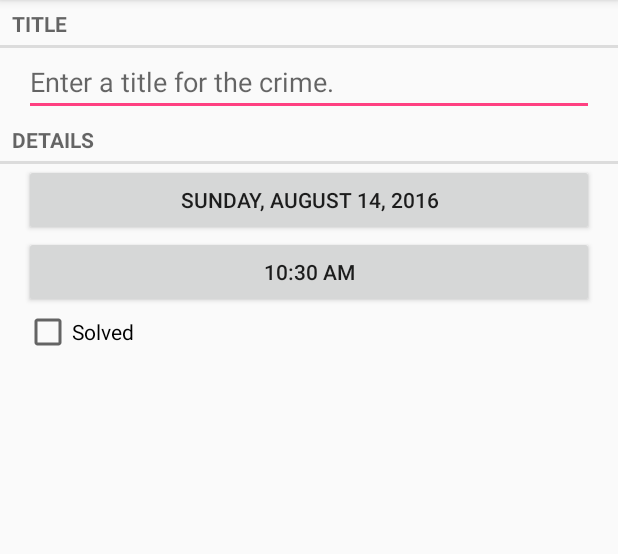
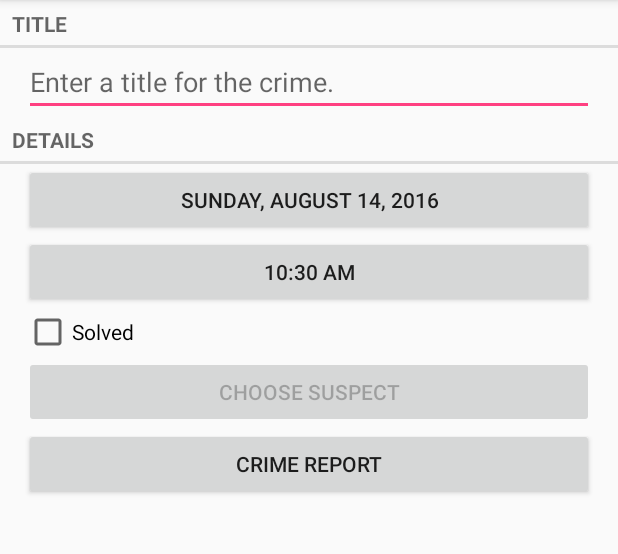
Before and after one commit to msternberg/CriminalIntent, an Android app: the screen it shows after launch (CrimePagerActivity), after a tap on "ADD A CRIME", on a phone screen of 412 x 824 dp, the part 84-638 px from its top. Run offline under Robolectric (Android 15) with nearby library versions, the phone set to English and light mode, and no system bars.

Commit message:
Include Implicit Intents to create suspects, chapter 15; Completed first challenge utitlize ShareCompat.IntentBuilder

```diff
--- a/app/src/main/java/com/example/mattsternberg/criminalintent/Crime.java
+++ b/app/src/main/java/com/example/mattsternberg/criminalintent/Crime.java
@@ -14,6 +14,7 @@ public class Crime {
     private String mTitle;
     private Date mDate;
     private boolean mSolved;
+    private String mSuspect;
 
     public Crime() {
         this(UUID.randomUUID());
@@ -53,6 +54,14 @@ public class Crime {
         mSolved = solved;
     }
 
+    public String getSuspect() {
+        return mSuspect;
+    }
+
+    public void setSuspect(String suspect) {
+        mSuspect = suspect;
+    }
+
     public String friendlyDateFormat() {
         DateFormat dateFormatter = DateFormat.getDateInstance(DateFormat.FULL, Locale.US);
         return dateFormatter.format(mDate);
--- a/app/src/main/java/com/example/mattsternberg/criminalintent/CrimeFragment.java
+++ b/app/src/main/java/com/example/mattsternberg/criminalintent/CrimeFragment.java
@@ -2,9 +2,14 @@ package com.example.mattsternberg.criminalintent;
 
 import android.app.Activity;
 import android.content.Intent;
+import android.content.pm.PackageManager;
+import android.database.Cursor;
+import android.net.Uri;
 import android.os.Bundle;
+import android.provider.ContactsContract;
 import android.support.v4.app.Fragment;
 import android.support.v4.app.FragmentManager;
+import android.support.v4.app.ShareCompat;
 import android.text.Editable;
 import android.text.TextWatcher;
 import android.view.LayoutInflater;
@@ -36,12 +41,15 @@ public class CrimeFragment extends Fragment {
 
     private static final int REQUEST_DATE = 0;
     private static final int REQUEST_TIME = 1;
+    private static final int REQUEST_CONTACT = 2;
 
     private Crime mCrime;
     private EditText mTitleField;
     private Button mDateButton;
     private Button mTimeButton;
     private CheckBox mSolvedCheckBox;
+    private Button mReportButton;
+    private Button mSuspectButton;
 
     public static CrimeFragment newInstance(UUID crimeId) {
         Bundle args = new Bundle();
@@ -138,6 +146,38 @@ public class CrimeFragment extends Fragment {
             }
         });
 
+        mReportButton = (Button) v.findViewById(R.id.crime_report);
+        mReportButton.setOnClickListener(new View.OnClickListener() {
+            @Override
+            public void onClick(View v) {
+                ShareCompat.IntentBuilder i = ShareCompat.IntentBuilder
+                        .from(getActivity());
+                i.setText(getCrimeReport());
+                i.setSubject(getString(R.string.crime_report_subject));
+                startActivity(i.getIntent());
+            }
+        });
+
+        final Intent pickContact = new Intent(Intent.ACTION_PICK,
+                ContactsContract.Contacts.CONTENT_URI);
+        mSuspectButton = (Button) v.findViewById(R.id.crime_suspect);
+        mSuspectButton.setOnClickListener(new View.OnClickListener() {
+            @Override
+            public void onClick(View v) {
+                startActivityForResult(pickContact, REQUEST_CONTACT);
+            }
+        });
+
+        if (mCrime.getSuspect() != null) {
+            mSuspectButton.setText(mCrime.getSuspect());
+        }
+
+        PackageManager packageManager = getActivity().getPackageManager();
+        if (packageManager.resolveActivity(pickContact,
+                PackageManager.MATCH_DEFAULT_ONLY) == null) {
+            mSuspectButton.setEnabled(false);
+        }
+
         return v;
     }
 
@@ -152,13 +192,37 @@ public class CrimeFragment extends Fragment {
             Date date = (Date) data.getSerializableExtra(DatePickerFragment.EXTRA_DATE);
             mCrime.setDate(date);
             updateDateTime();
-        }
-
-        if (requestCode == REQUEST_TIME) {
+        } else if (requestCode == REQUEST_TIME) {
             Date date = (Date) data.getSerializableExtra(TimePickerFragment.EXTRA_TIME);
             mCrime.getDate().setHours(date.getHours());
             mCrime.getDate().setMinutes(date.getMinutes());
             updateDateTime();
+        } else if (requestCode == REQUEST_CONTACT && data != null) {
+            Uri contactUri = data.getData();
+            // Specify which fields you want your query to return
+            // values for
+            String[] queryFields = new String[] {
+                    ContactsContract.Contacts.DISPLAY_NAME
+            };
+            // Perform your query -- the contactUri is like a "where"
+            // clause here
+            Cursor c = getActivity().getContentResolver()
+                    .query(contactUri, queryFields, null, null, null);
+            try {
+                // Double-check that you actually got the results
+                if (c.getCount() == 0) {
+                    return;
+                }
+
+                // Pull out the first column of the first row of data -
+                // that is your suspect's name
+                c.moveToFirst();
+                String suspect = c.getString(0);
+                mCrime.setSuspect(suspect);
+                mSuspectButton.setText(suspect);
+            } finally {
+                c.close();
+            }
         }
     }
 
@@ -167,5 +231,30 @@ public class CrimeFragment extends Fragment {
         mTimeButton.setText(mCrime.friendlyTimeFormat());
     }
 
+    private String getCrimeReport() {
+        String solvedString = null;
+        if (mCrime.isSolved()) {
+            solvedString = getString(R.string.crime_report_solved);
+        } else {
+            solvedString = getString(R.string.crime_report_unsolved);
+        }
+
+        String dateFormat = "EEE, MMM dd";
+        String dateString = DateFormat.getDateInstance().format(mCrime.getDate()).toString();
+
+        String suspect = mCrime.getSuspect();
+        if (suspect == null) {
+            suspect = getString(R.string.crime_report_no_suspect);
+        } else {
+            suspect = getString(R.string.crime_report_suspect, suspect);
+        }
+
+        String report = getString(R.string.crime_report, mCrime.getTitle(),
+                dateString, solvedString, suspect);
+
+        return report;
+
+    }
+
 
 }
--- a/app/src/main/java/com/example/mattsternberg/criminalintent/CrimeLab.java
+++ b/app/src/main/java/com/example/mattsternberg/criminalintent/CrimeLab.java
@@ -100,6 +100,7 @@ public class CrimeLab {
         values.put(CrimeTable.Cols.TITLE, crime.getTitle());
         values.put(CrimeTable.Cols.DATE, crime.getDate().getTime());
         values.put(CrimeTable.Cols.SOLVED, crime.isSolved() ? 1 : 0);
+        values.put(CrimeTable.Cols.SUSPECT, crime.getSuspect());
 
         return values;
     }
--- a/app/src/main/java/com/example/mattsternberg/criminalintent/database/CrimeBaseHelper.java
+++ b/app/src/main/java/com/example/mattsternberg/criminalintent/database/CrimeBaseHelper.java
@@ -21,11 +21,12 @@ public class CrimeBaseHelper extends SQLiteOpenHelper {
     @Override
     public void onCreate(SQLiteDatabase db) {
         db.execSQL("create table " +  CrimeTable.NAME + "(" +
-            " _id integer primary key autoincrement, " +
-            CrimeTable.Cols.UUID + ", " +
-            CrimeTable.Cols.TITLE + ", " +
-            CrimeTable.Cols.DATE + ", " +
-            CrimeTable.Cols.SOLVED + ")"
+                " _id integer primary key autoincrement, " +
+                CrimeTable.Cols.UUID + ", " +
+                CrimeTable.Cols.TITLE + ", " +
+                CrimeTable.Cols.DATE + ", " +
+                CrimeTable.Cols.SOLVED + ", " +
+                CrimeTable.Cols.SUSPECT + ")"
         );
     }
 
--- a/app/src/main/java/com/example/mattsternberg/criminalintent/database/CrimeCursorWrapper.java
+++ b/app/src/main/java/com/example/mattsternberg/criminalintent/database/CrimeCursorWrapper.java
@@ -22,11 +22,13 @@ public class CrimeCursorWrapper extends CursorWrapper {
         String title = getString(getColumnIndex(CrimeTable.Cols.TITLE));
         long date = getLong(getColumnIndex(CrimeTable.Cols.DATE));
         int isSolved = getInt(getColumnIndex(CrimeTable.Cols.SOLVED));
+        String suspect = getString(getColumnIndex(CrimeTable.Cols.SUSPECT));
 
         Crime crime = new Crime(UUID.fromString(uuidString));
         crime.setTitle(title);
         crime.setDate(new Date(date));
         crime.setSolved(isSolved != 0);
+        crime.setSuspect(suspect);
 
         return crime;
     }
--- a/app/src/main/java/com/example/mattsternberg/criminalintent/database/CrimeDbSchema.java
+++ b/app/src/main/java/com/example/mattsternberg/criminalintent/database/CrimeDbSchema.java
@@ -12,6 +12,7 @@ public class CrimeDbSchema {
             public static final String TITLE = "title";
             public static final String DATE = "date";
             public static final String SOLVED = "solved";
+            public static final String SUSPECT = "suspect";
         }
     }
 }
--- a/app/src/main/res/layout-land/fragment_crime.xml
+++ b/app/src/main/res/layout-land/fragment_crime.xml
@@ -51,4 +51,27 @@
             android:layout_weight="1"/>
     </LinearLayout>
 
+    <LinearLayout
+        android:layout_width="match_parent"
+        android:layout_height="wrap_content"
+        android:orientation="horizontal"
+        android:layout_marginRight="16dp"
+        android:layout_marginLeft="16dp">
+
+        <Button
+            android:id="@+id/crime_suspect"
+            android:layout_width="wrap_content"
+            android:layout_height="wrap_content"
+            android:layout_weight="1"
+            android:text="@string/crime_suspect_text"/>
+
+        <Button
+            android:id="@+id/crime_report"
+            android:layout_width="wrap_content"
+            android:layout_height="wrap_content"
+            android:layout_weight="1"
+            android:text="@string/crime_report_text"/>
+
+    </LinearLayout>
+
 </LinearLayout>
--- a/app/src/main/res/layout/fragment_crime.xml
+++ b/app/src/main/res/layout/fragment_crime.xml
@@ -46,4 +46,20 @@
         android:layout_marginRight="16dp"
         android:text="@string/crime_solved_label" />
 
+    <Button
+        android:id="@+id/crime_suspect"
+        android:layout_width="match_parent"
+        android:layout_height="wrap_content"
+        android:layout_marginLeft="16dp"
+        android:layout_marginRight="16dp"
+        android:text="@string/crime_suspect_text"/>
+
+    <Button
+        android:id="@+id/crime_report"
+        android:layout_width="match_parent"
+        android:layout_height="wrap_content"
+        android:layout_marginLeft="16dp"
+        android:layout_marginRight="16dp"
+        android:text="@string/crime_report_text"/>
+
 </LinearLayout>
--- a/app/src/main/res/values/strings.xml
+++ b/app/src/main/res/values/strings.xml
@@ -13,4 +13,14 @@
         <item quantity="other">%1$s crimes</item>
     </plurals>
     <string name="remove_crime">Remove Crime</string>
+    <string name="crime_suspect_text">Choose Suspect</string>
+    <string name="crime_report_text">Crime Report</string>
+    <string name="crime_report">%1$s! The crime was discovered on %2$s. %3$s, and %4$s</string>
+    <string name="crime_report_solved">The case is solved</string>
+    <string name="crime_report_unsolved">The case is not solved</string>
+    <string name="crime_report_no_suspect">there is no suspect</string>
+    <string name="crime_report_suspect">the suspect is %s</string>
+    <string name="crime_report_subject">CriminalIntent Crime Report</string>
+    <string name="send_report">Send crime report via</string>
+
 </resources>
```
